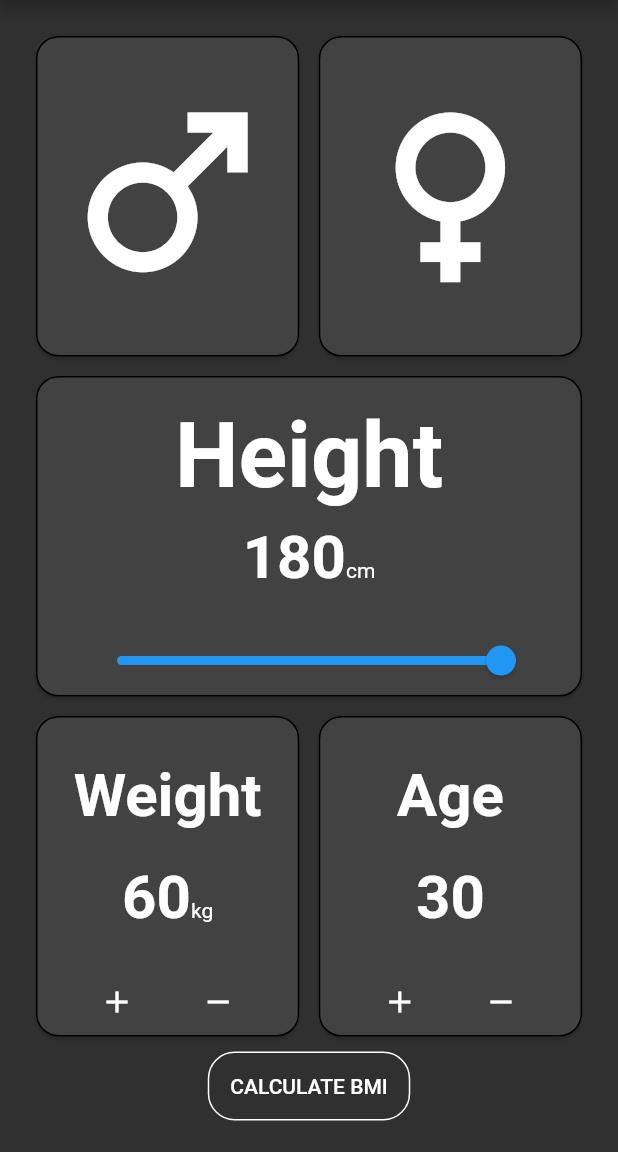
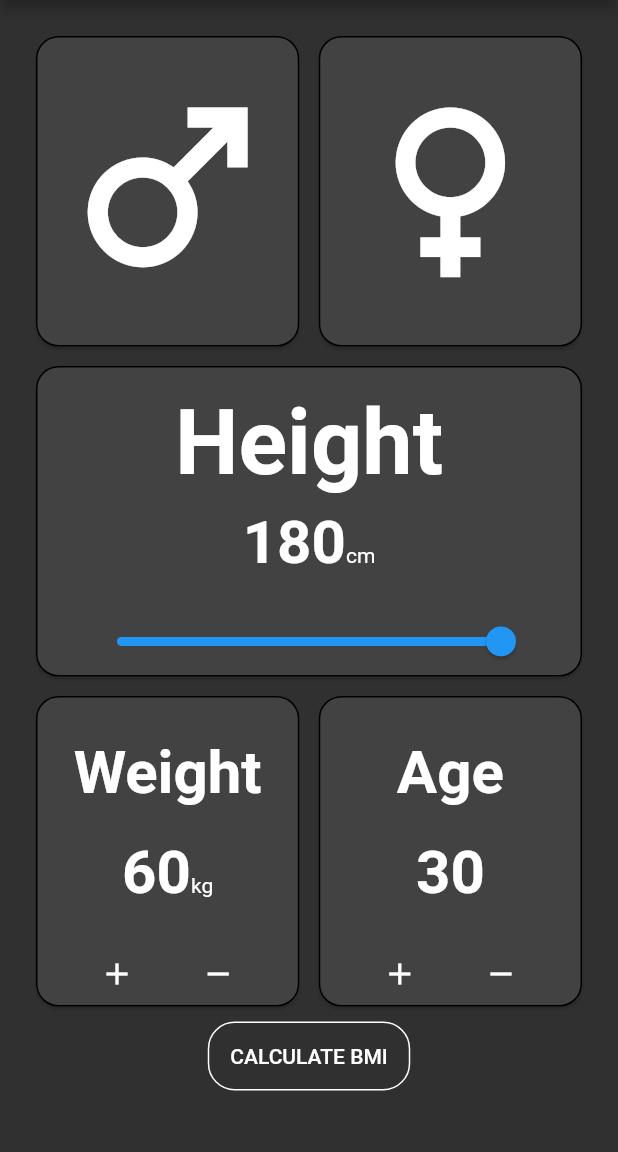
Before and after one commit to rayxhuang/flutter_bmi_calculator, a Flutter app: the screen it shows after launch, on a phone screen of 412 x 824 dp, the part 84-1236 px from its top. Run offline on Flutter 3.47's test engine with Material 2 defaults, Android fonts, the phone set to English and light mode, and no system bars; our stand-ins replace bloc, equatable, flutter_bloc.

Commit message:
[Fix] UI layout

```diff
--- a/lib/presentation/components/constant.dart
+++ b/lib/presentation/components/constant.dart
@@ -3,3 +3,5 @@ import 'package:flutter/cupertino.dart';
 const SizedBox kSizedBoxW5 = SizedBox(width: 5,);
 
 const SizedBox kSizedBoxH5 = SizedBox(height: 5,);
+
+const SizedBox kSizedBoxH20 = SizedBox(height: 20,);
--- a/lib/presentation/components/display_card.dart
+++ b/lib/presentation/components/display_card.dart
@@ -117,7 +117,7 @@ class DisplayText extends StatelessWidget {
                 ],
               ),
             ),
-            const SizedBox(height: 20,),
+            kSizedBoxH20,
           ],
         ),
       )
--- a/lib/presentation/home_page.dart
+++ b/lib/presentation/home_page.dart
@@ -90,6 +90,7 @@ class MyHomePage extends StatelessWidget {
                     ),
                     onPressed: () => null
                   ),
+                  kSizedBoxH20,
                 ],
               ),
             ),
```
